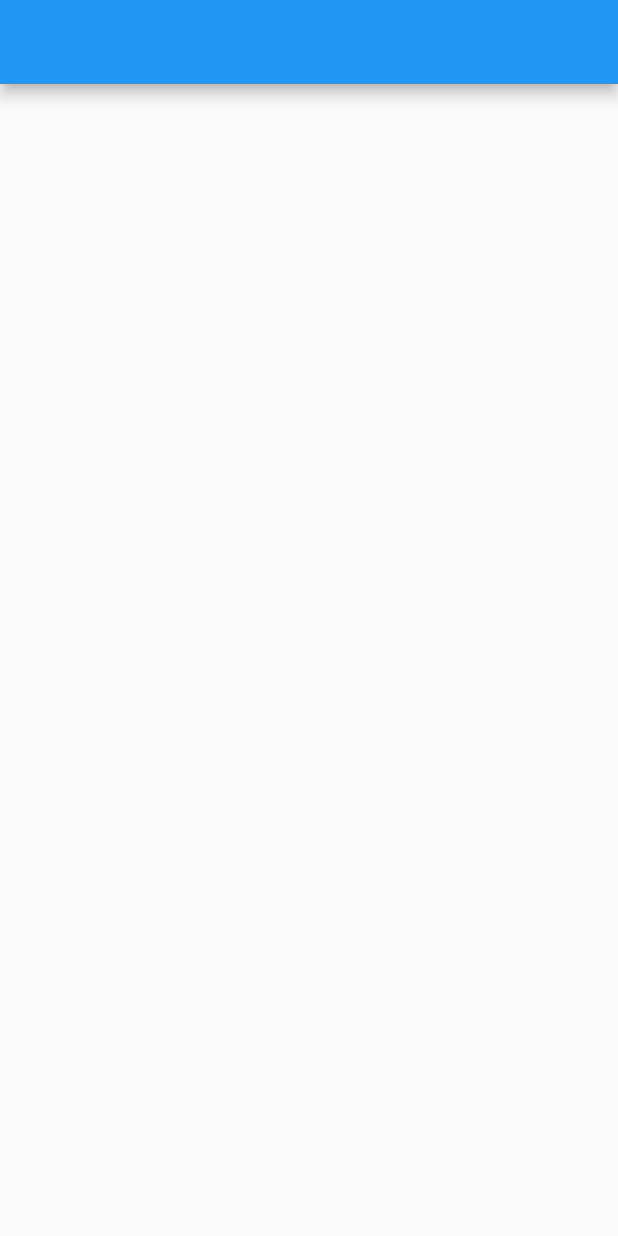
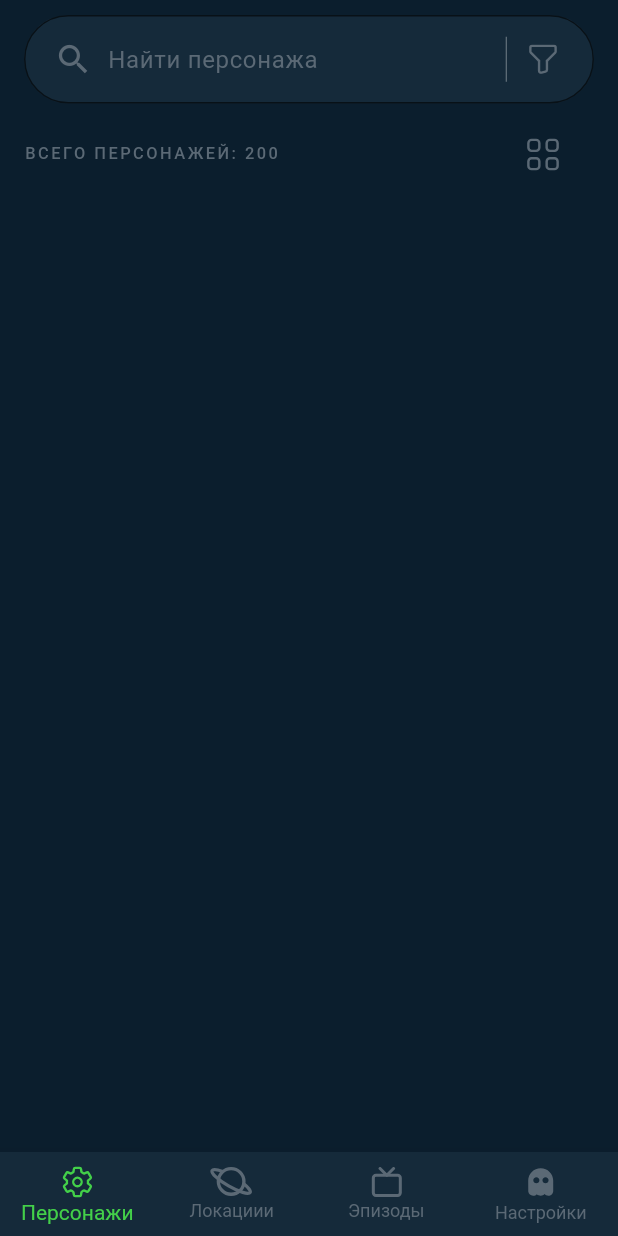
Before and after one commit to akiev33/rick_and_morty, a Flutter app: the screen it shows after launch, on a phone screen of 412 x 824 dp. Run offline on Flutter 3.47's test engine with Material 2 defaults, Android fonts, the phone set to English and light mode, and no system bars; our stand-ins replace flutter_svg, google_fonts.

Commit message:
top_and_buttonBar

```diff
--- a/lib/main.dart
+++ b/lib/main.dart
@@ -1,5 +1,6 @@
 import 'package:flutter/material.dart';
-import 'package:rick_and_morty/screens/start_screen/start_screen.dart';
+import 'package:rick_and_morty/presentation/start_screen.dart';
+import 'package:rick_and_morty/theme/app_colors.dart';
 
 void main() {
   runApp(const MyApp());
@@ -10,8 +11,15 @@ class MyApp extends StatelessWidget {
 
   @override
   Widget build(BuildContext context) {
-    return const MaterialApp(
-      home: StartScreen(),
+    return MaterialApp(
+      debugShowCheckedModeBanner: false,
+      theme: ThemeData(
+        scaffoldBackgroundColor: AppColors.color0B1E2D,
+        appBarTheme: AppBarTheme(
+          backgroundColor: AppColors.color0B1E2D,
+        ),
+      ),
+      home: const StartScreen(),
     );
   }
 }
--- /dev/null
+++ b/lib/presentation/buttonNavigationBar/buttonNavigationBar.dart
@@ -0,0 +1,74 @@
+import 'package:flutter/material.dart';
+import 'package:flutter_svg/flutter_svg.dart';
+import 'package:rick_and_morty/theme/app_colors.dart';
+
+import '../../resources/svgIcons.dart';
+
+class ButtonNavigationBar extends StatefulWidget {
+  const ButtonNavigationBar({super.key});
+
+  @override
+  State<ButtonNavigationBar> createState() => _ButtonNavigationBarState();
+}
+
+class _ButtonNavigationBarState extends State<ButtonNavigationBar> {
+  int selectedIndex = 0;
+
+  void _onItemTapped(int index) {
+    setState(() {
+      selectedIndex = index;
+    });
+  }
+
+  @override
+  Widget build(BuildContext context) {
+    return BottomNavigationBar(
+      backgroundColor: AppColors.color152A3A,
+      selectedItemColor: AppColors.color43D049,
+      unselectedItemColor: AppColors.color5B6975,
+      type: BottomNavigationBarType.fixed,
+      currentIndex: selectedIndex,
+      onTap: _onItemTapped,
+      items: [
+        BottomNavigationBarItem(
+          label: 'Персонажи',
+          icon: SvgPicture.asset(
+            ghost,
+            height: selectedIndex == 0 ? 25 : 22,
+            color: selectedIndex == 0 ? AppColors.color43D049 : null,
+          ),
+        ),
+        BottomNavigationBarItem(
+          label: 'Локациии',
+          icon: SvgPicture.asset(
+            planet,
+            height: selectedIndex == 1 ? 23 : 20,
+            color: selectedIndex == 1
+                ? AppColors.color43D049
+                : AppColors.color5B6975,
+          ),
+        ),
+        BottomNavigationBarItem(
+          label: 'Эпизоды',
+          icon: SvgPicture.asset(
+            tv,
+            height: selectedIndex == 2 ? 23 : 20,
+            color: selectedIndex == 2
+                ? AppColors.color43D049
+                : AppColors.color5B6975,
+          ),
+        ),
+        BottomNavigationBarItem(
+          label: 'Настройки',
+          icon: SvgPicture.asset(
+            settings,
+            height: selectedIndex == 3 ? 25 : 22,
+            color: selectedIndex == 3
+                ? AppColors.color43D049
+                : AppColors.color5B6975,
+          ),
+        ),
+      ],
+    );
+  }
+}
--- /dev/null
+++ b/lib/presentation/characterList.dart
@@ -0,0 +1,136 @@
+import 'dart:developer';
+
+import 'package:flutter/material.dart';
+import 'package:flutter_svg/svg.dart';
+import 'package:google_fonts/google_fonts.dart';
+import 'package:rick_and_morty/presentation/buttonNavigationBar/buttonNavigationBar.dart';
+import 'package:rick_and_morty/theme/app_colors.dart';
+
+import '../resources/svgIcons.dart';
+
+class CharacterList extends StatefulWidget {
+  const CharacterList({super.key});
+
+  @override
+  State<CharacterList> createState() => _CharacterListState();
+}
+
+class _CharacterListState extends State<CharacterList> {
+  final _controller = TextEditingController();
+
+  @override
+  Widget build(BuildContext context) {
+    return Scaffold(
+      bottomNavigationBar: const ButtonNavigationBar(),
+      body: SafeArea(
+        child: Padding(
+          padding: const EdgeInsets.symmetric(horizontal: 16),
+          child: Column(
+            crossAxisAlignment: CrossAxisAlignment.start,
+            children: [
+              const SizedBox(height: 10),
+              TextField(
+                onChanged: (value) {},
+                controller: _controller,
+                style: TextStyle(color: AppColors.colorFFFFFF),
+                decoration: InputDecoration(
+                  filled: true,
+                  fillColor: AppColors.color152A3A,
+                  hintText: 'Найти персонажа',
+                  hintStyle: GoogleFonts.roboto(
+                    textStyle: TextStyle(
+                      color: AppColors.color5B6975,
+                      fontSize: 16,
+                      fontWeight: FontWeight.w400,
+                      letterSpacing: 0.44,
+                    ),
+                  ),
+                  suffixIcon: Padding(
+                    padding: const EdgeInsets.only(right: 10),
+                    child: Row(
+                      mainAxisSize: MainAxisSize.min,
+                      children: [
+                        SizedBox(
+                          height: 30,
+                          child: VerticalDivider(
+                            width: 1,
+                            color: AppColors.colorFFFFFF.withOpacity(0.40),
+                          ),
+                        ),
+                        IconButton(
+                          splashRadius: 0.1,
+                          onPressed: () {
+                            log('suffixIcon button');
+                          },
+                          icon: SvgPicture.asset(
+                            searchIcon,
+                            height: 20,
+                            width: 20,
+                          ),
+                        ),
+                      ],
+                    ),
+                  ),
+                  prefixIcon: Padding(
+                    padding: const EdgeInsets.only(left: 20, right: 10),
+                    child: Icon(
+                      Icons.search,
+                      size: 26,
+                      color: AppColors.color5B6975,
+                    ),
+                  ),
+                  border: const OutlineInputBorder(
+                    borderRadius: BorderRadius.all(
+                      Radius.circular(100.0),
+                    ),
+                  ),
+                ),
+              ),
+              const SizedBox(height: 10),
+              Row(
+                mainAxisAlignment: MainAxisAlignment.spaceBetween,
+                children: [
+                  SizedBox(
+                    height: 24,
+                    width: 170,
+                    child: FittedBox(
+                      fit: BoxFit.contain,
+                      child: Text(
+                        'ВСЕГО ПЕРСОНАЖЕЙ: 200',
+                        style: GoogleFonts.roboto(
+                          textStyle: TextStyle(
+                            fontSize: 10,
+                            fontWeight: FontWeight.w500,
+                            letterSpacing: 1.5,
+                            color: AppColors.color5B6975,
+                          ),
+                        ),
+                      ),
+                    ),
+                  ),
+                  Padding(
+                    padding: const EdgeInsets.only(right: 10),
+                    child: IconButton(
+                      onPressed: () {},
+                      icon: SvgPicture.asset(
+                        forCube,
+                        height: 26,
+                        width: 26,
+                      ),
+                    ),
+                  ),
+                ],
+              ),
+            ],
+          ),
+        ),
+      ),
+    );
+  }
+
+  @override
+  void dispose() {
+    _controller.dispose();
+    super.dispose();
+  }
+}
--- /dev/null
+++ b/lib/resources/svgIcons.dart
@@ -0,0 +1,6 @@
+const searchIcon = 'assets/icons/searchIcon.svg';
+const forCube = 'assets/icons/forCube.svg';
+const planet = 'assets/icons/planet.svg';
+const tv = 'assets/icons/tv.svg';
+const settings = 'assets/icons/settings.svg';
+const ghost = 'assets/icons/ghost.svg';
--- a/lib/screens/characterList.dart
+++ /dev/null
@@ -1,12 +0,0 @@
-import 'package:flutter/material.dart';
-
-class CharacterList extends StatelessWidget {
-  const CharacterList({super.key});
-
-  @override
-  Widget build(BuildContext context) {
-    return Scaffold(
-      appBar: AppBar(),
-    );
-  }
-}
--- /dev/null
+++ b/lib/theme/app_colors.dart
@@ -0,0 +1,9 @@
+import 'package:flutter/material.dart';
+
+abstract class AppColors {
+  static Color color0B1E2D = const Color(0xff0B1E2D);
+  static Color color152A3A = const Color(0xff152A3A);
+  static Color color5B6975 = const Color(0xff5B6975);
+  static Color colorFFFFFF = const Color(0xffFFFFFF);
+  static Color color43D049 = const Color(0xff43D049);
+}
--- a/spider.yaml
+++ b/spider.yaml
@@ -1,5 +1,5 @@
 # Generates unit tests to verify that the assets exists in assets directory
-generate_tests: true
+generate_tests: false
 
 # Use this to remove vcs noise created by the `generated` comments in dart code
 no_comments: true
```
Also changed, not shown: lib/presentation/start_screen.dart (renamed from lib/screens/start_screen/start_screen.dart, +5 -2 lines), pubspec.yaml (+10 -0 lines), assets/icons/forCube.svg (added), assets/icons/ghost.svg (added), assets/icons/planet.svg (added), assets/icons/searchIcon.svg (added), assets/icons/settings.svg (added), assets/icons/threeLines.svg (added), assets/icons/tv.svg (added), lib/presentation/cubit/cubit.dart (added), pubspec.lock, 6 other files.
